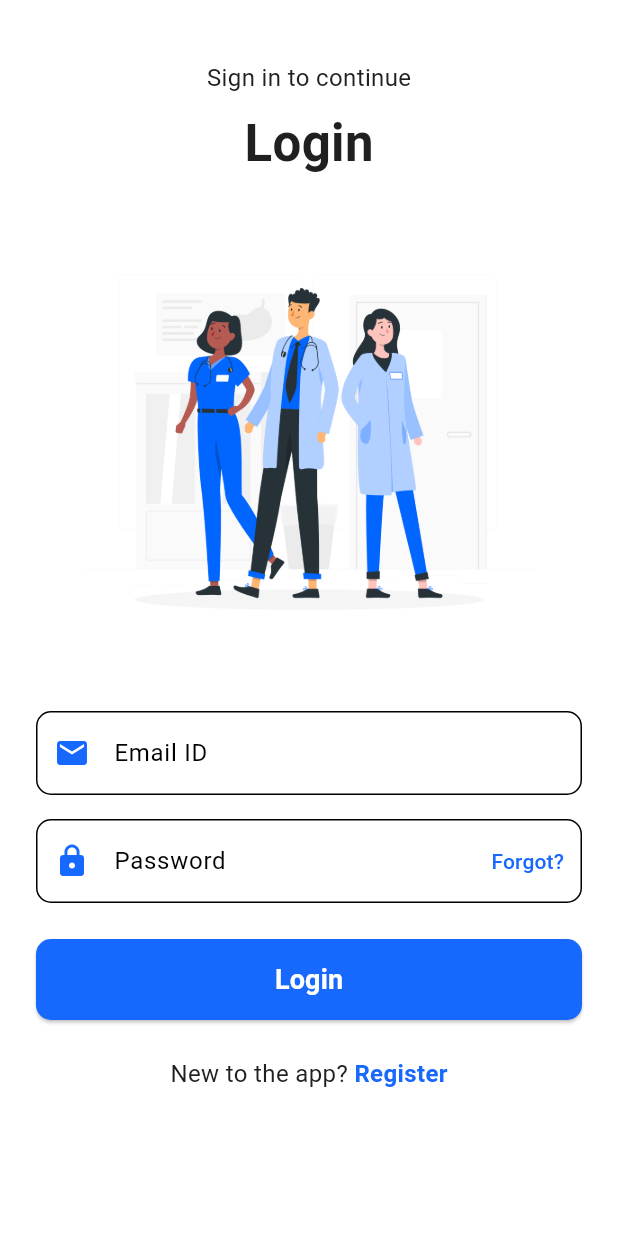
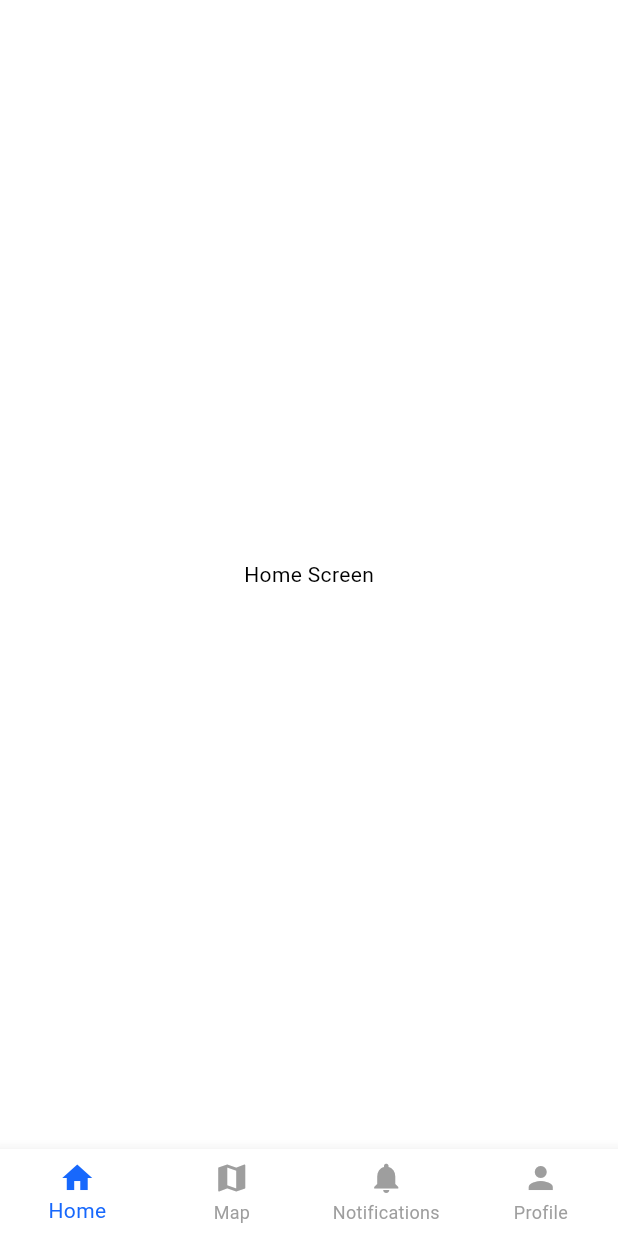
Before and after one commit to Hirushan-Subasinghe/medicine-frontend, a Flutter app: the screen it shows after launch, after a tap on "Login", on a phone screen of 412 x 824 dp. Run offline on Flutter 3.47's test engine with Material 3 defaults, Android fonts, the light colour scheme and no system bars.

Commit message:
implemented main menu

```diff
--- a/lib/views/auth/login_page.dart
+++ b/lib/views/auth/login_page.dart
@@ -1,5 +1,6 @@
 import 'package:flutter/material.dart';
 import '../../core/constants.dart';
+import '../main_menu/main_menu.dart';
 
 class LoginPage extends StatelessWidget {
   @override
@@ -7,6 +8,7 @@ class LoginPage extends StatelessWidget {
     return Scaffold(
       backgroundColor: AppColors.backgroundColor,
       body: SafeArea(
+        child: SingleChildScrollView(
           child: Column(
             children: [
               SizedBox(height: 40), // Space from top
@@ -14,9 +16,12 @@ class LoginPage extends StatelessWidget {
               Center(
                 child: Column(
                   children: [
-                  Text("Sign in to continue", style: AppTextStyles.body),
+                    Text(
+                      "Sign in to continue",
+                      style: AppTextStyles.subheading,
+                    ),
                     SizedBox(height: 8),
-                  Text("Login", style: AppTextStyles.heading),
+                    Text("Student Login", style: AppTextStyles.heading),
                   ],
                 ),
               ),
@@ -36,16 +41,14 @@ class LoginPage extends StatelessWidget {
               ),
 
               // Login Form
-            Expanded(
-              child: SingleChildScrollView(
-                child: Padding(
+              Padding(
                 padding: const EdgeInsets.symmetric(horizontal: 24.0),
                 child: Column(
                   children: [
                     // Email Field
                     TextField(
                       decoration: InputDecoration(
-                          labelText: "Email ID",
+                        labelText: "Student email",
                         prefixIcon: Icon(
                           Icons.email,
                           color: AppColors.primaryColor,
@@ -82,12 +85,16 @@ class LoginPage extends StatelessWidget {
                     ),
                     SizedBox(height: 24),
 
-                      // Login Button added
+                    // Login Button
                     SizedBox(
                       width: double.infinity,
                       child: ElevatedButton(
                         onPressed: () {
-                            // Handle Login ff
+                          // Handle Login
+                          Navigator.pushReplacement(
+                            context,
+                            MaterialPageRoute(builder: (context) => MainMenu()),
+                          );
                         },
                         style: ElevatedButton.styleFrom(
                           backgroundColor: AppColors.primaryColor,
@@ -128,9 +135,8 @@ class LoginPage extends StatelessWidget {
                   ],
                 ),
               ),
+            ],
           ),
-            ),
-          ],
         ),
       ),
     );
--- /dev/null
+++ b/lib/views/main_menu/home_tab.dart
@@ -0,0 +1,8 @@
+import 'package:flutter/material.dart';
+
+class HomeTab extends StatelessWidget {
+  @override
+  Widget build(BuildContext context) {
+    return Scaffold(body: Center(child: Text("Home Screen")));
+  }
+}
--- /dev/null
+++ b/lib/views/main_menu/main_menu.dart
@@ -0,0 +1,59 @@
+import 'package:flutter/material.dart';
+import 'home_tab.dart';
+import 'map_tab.dart';
+import 'notification_tab.dart';
+import 'profile_tab.dart';
+import '../../core/constants.dart';
+
+class MainMenu extends StatefulWidget {
+  @override
+  _MainMenuState createState() => _MainMenuState();
+}
+
+class _MainMenuState extends State<MainMenu> {
+  int _selectedIndex = 0;
+
+  // List of pages for each tab
+  final List<Widget> _pages = [
+    HomeTab(),
+    MapTab(),
+    NotificationTab(),
+    ProfileTab(),
+  ];
+
+  void _onItemTapped(int index) {
+    setState(() {
+      _selectedIndex = index;
+    });
+  }
+
+  @override
+  Widget build(BuildContext context) {
+    return Scaffold(
+      body: _pages[_selectedIndex], // Display the selected tab
+      bottomNavigationBar: Theme(
+        data: Theme.of(context).copyWith(
+          splashColor: Colors.transparent, // Removes ripple effect
+          highlightColor: Colors.transparent, // Removes highlight effect
+        ),
+        child: BottomNavigationBar(
+          type: BottomNavigationBarType.fixed,
+          currentIndex: _selectedIndex,
+          onTap: _onItemTapped,
+          selectedItemColor: AppColors.primaryColor, // Highlighted icon color
+          unselectedItemColor: Colors.grey, // Unselected icon color
+          enableFeedback: false, // Disables hover effect on tap
+          items: [
+            BottomNavigationBarItem(icon: Icon(Icons.home), label: "Home"),
+            BottomNavigationBarItem(icon: Icon(Icons.map), label: "Map"),
+            BottomNavigationBarItem(
+              icon: Icon(Icons.notifications),
+              label: "Notifications",
+            ),
+            BottomNavigationBarItem(icon: Icon(Icons.person), label: "Profile"),
+          ],
+        ),
+      ),
+    );
+  }
+}
--- /dev/null
+++ b/lib/views/main_menu/map_tab.dart
@@ -0,0 +1,8 @@
+import 'package:flutter/material.dart';
+
+class MapTab extends StatelessWidget {
+  @override
+  Widget build(BuildContext context) {
+    return Scaffold(body: Center(child: Text("Map Screen")));
+  }
+}
```
Also changed, not shown: lib/views/main_menu/notification_tab.dart (added, +119 -0 lines), lib/views/main_menu/profile_tab.dart (added, +188 -0 lines). Lines whose indentation alone changed are shown as unchanged.
